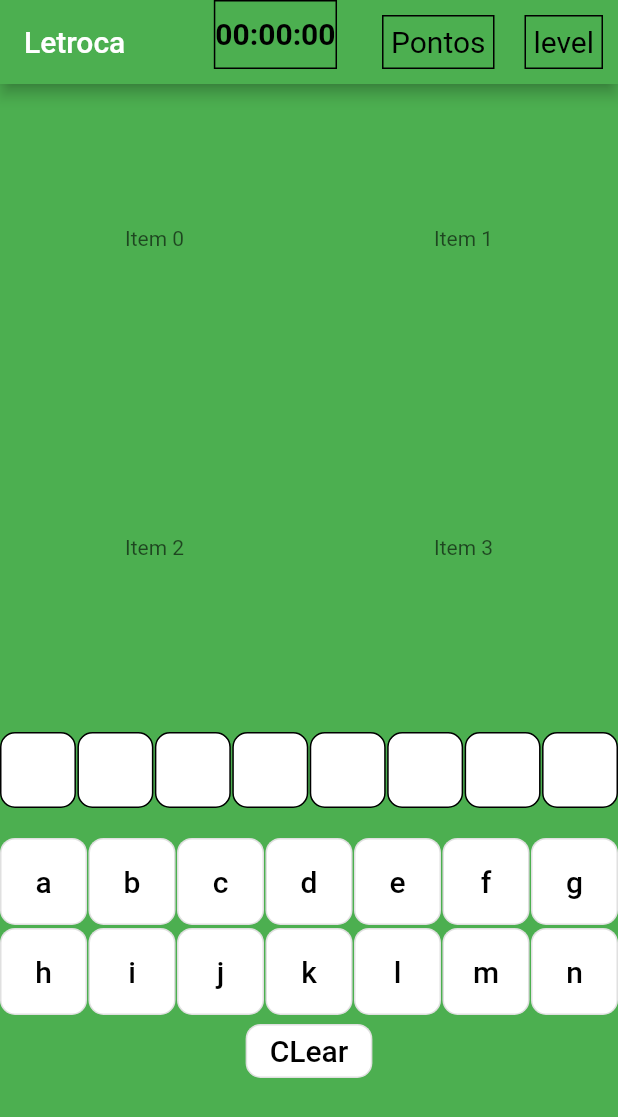
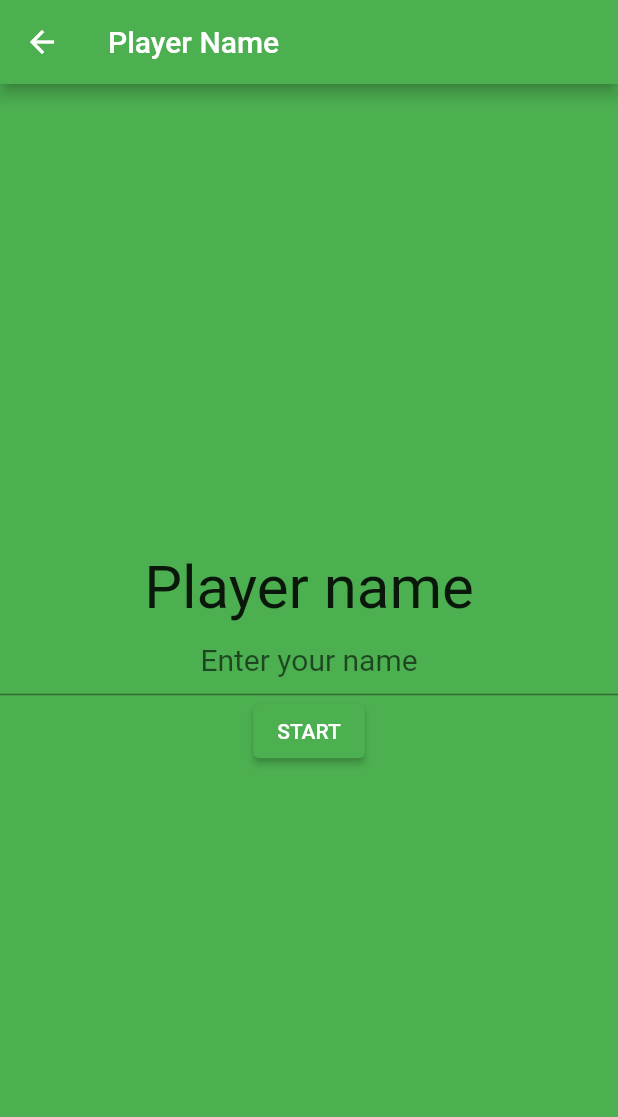
Before and after one commit to RicardoFedrigo/letroca_clone_flutter, a Flutter app: the screen it shows after launch, after a tap on "START", on a phone screen of 412 x 824 dp. Shown: the top 1117 px of the screen. Run offline on Flutter 3.47's test engine with Material 2 defaults, Android fonts, the phone set to English and light mode, and no system bars.

Commit message:
Add player name screen

```diff
--- a/lib/home.dart
+++ b/lib/home.dart
@@ -1,4 +1,5 @@
 import 'package:flutter/material.dart';
+import 'package:letroca_clone_flutter/view/PlayerName.dart';
 import 'view/GameScreen.dart';
 
 class Home extends StatelessWidget {
@@ -19,10 +20,10 @@ class Home extends StatelessWidget {
               children: [
                 ElevatedButton(
                   onPressed: () {
-                    Navigator.pushReplacement(
+                    Navigator.push(
                         context,
                         MaterialPageRoute(
-                          builder: (context) => const GameScreen(),
+                          builder: (context) => const PlayerName(),
                         ));
                   },
                   child: Text('START', style: TextStyle(color: Colors.black)),
--- a/lib/view/GameScreen.dart
+++ b/lib/view/GameScreen.dart
@@ -2,11 +2,14 @@ import 'package:flutter/material.dart';
 import 'package:flutter/widgets.dart';
 import 'package:letroca_clone_flutter/Components/CountDownTimer.dart';
 import 'package:letroca_clone_flutter/view/KeyboardScreen.dart';
+import 'package:letroca_clone_flutter/view/PlayerName.dart';
 
 import 'WordsToFindInScreen.dart';
 
 class GameScreen extends StatelessWidget {
-  const GameScreen({Key? key}) : super(key: key);
+  String _playerName;
+
+  GameScreen(String playerName) : _playerName = playerName;
 
   Widget build(BuildContext context) {
     return Scaffold(
--- a/lib/view/KeyboardScreen.dart
+++ b/lib/view/KeyboardScreen.dart
@@ -68,15 +68,19 @@ class _KeyboardScreenState extends State<KeyboardScreen> {
             itemBuilder: (context, index) {
               return Container(
                 child: SizedBox(
-                  width: MediaQuery.of(context).size.width / 7,
+                  width: MediaQuery.of(context).size.width / 5,
                   child: Container(
+                    alignment: Alignment.center,
                       decoration: BoxDecoration(
                           border: Border.all(color: Colors.black),
                           color: Colors.white,
                           borderRadius: BorderRadius.all(Radius.circular(10))),
                       child: Text(this._lettersToFormWords[index],
                           textAlign: TextAlign.center,
-                          style: TextStyle(fontSize: 25, color: Colors.black))),
+                          style: TextStyle(
+                            fontSize: 25,
+                            color: Colors.black,
+                          ))),
                 ),
               );
             }),
@@ -116,6 +120,7 @@ class _KeyboardScreenState extends State<KeyboardScreen> {
                 ),
                 child: Text(
                   this._words[index],
+                  textAlign: TextAlign.center,
                   style: TextStyle(fontSize: 20, color: Colors.black),
                 ));
           },
--- /dev/null
+++ b/lib/view/PlayerName.dart
@@ -0,0 +1,64 @@
+import 'package:flutter/cupertino.dart';
+import 'package:flutter/material.dart';
+import 'package:flutter/services.dart';
+
+import 'GameScreen.dart';
+
+class PlayerName extends StatelessWidget {
+  const PlayerName({Key? key}) : super(key: key);
+
+  @override
+  Widget build(BuildContext context) {
+    final myController = TextEditingController();
+
+    return Scaffold(
+      backgroundColor: Colors.green,
+      appBar: AppBar(
+        title: const Text('Player Name'),
+      ),
+      body: Center(
+        child: Column(
+            mainAxisAlignment: MainAxisAlignment.center,
+            crossAxisAlignment: CrossAxisAlignment.center,
+            children: <Widget>[
+              Text(
+                "Player name",
+                textAlign: TextAlign.center,
+                style: TextStyle(
+                  fontSize: 40,
+                ),
+              ),
+              SizedBox(
+                child: TextFormField(
+                  controller: myController,
+                  decoration: InputDecoration(
+                    hintText: 'Enter your name',
+                  ),
+                  style: TextStyle(fontSize: 20),
+                  textAlign: TextAlign.center,
+                  onFieldSubmitted: (value) {
+                    Navigator.push(
+                        context,
+                        MaterialPageRoute(
+                          builder: (context) => GameScreen(
+                             myController.text,
+                          ),
+                        ));
+                  },
+                ),
+              ),
+              ElevatedButton(
+                onPressed: () {
+                  Navigator.pushReplacement(
+                      context,
+                      MaterialPageRoute(
+                        builder: (context) =>  GameScreen(""),
+                      ));
+                },
+                child: Text('START'),
+              ),
+            ]),
+      ),
+    );
+  }
+}
```
Also changed, not shown: lib/Modules/GameLogic/GameLogic.dart (+13 -2 lines), lib/view/GameComponent.dart (added, +11 -0 lines).
